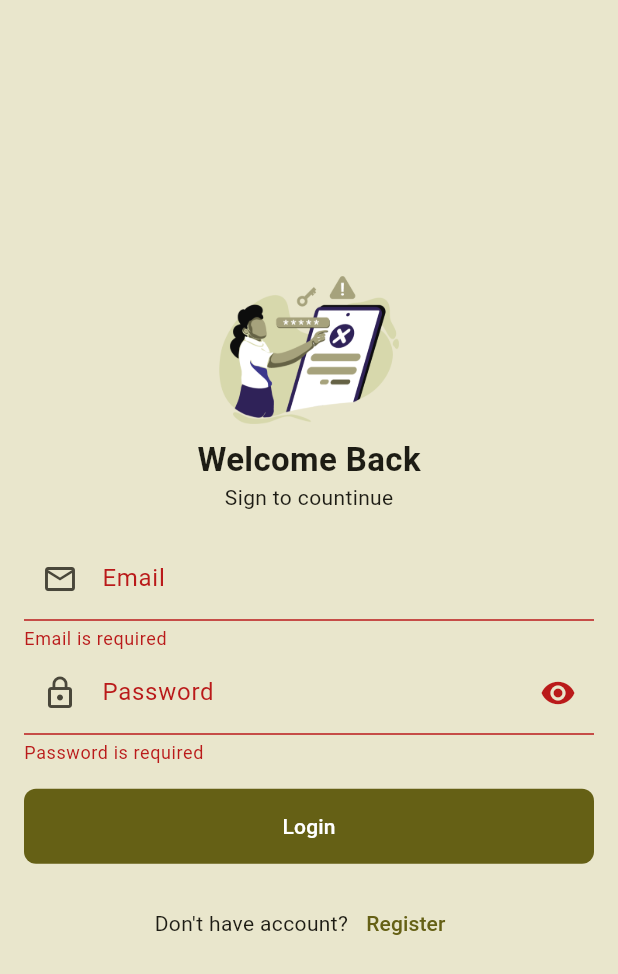
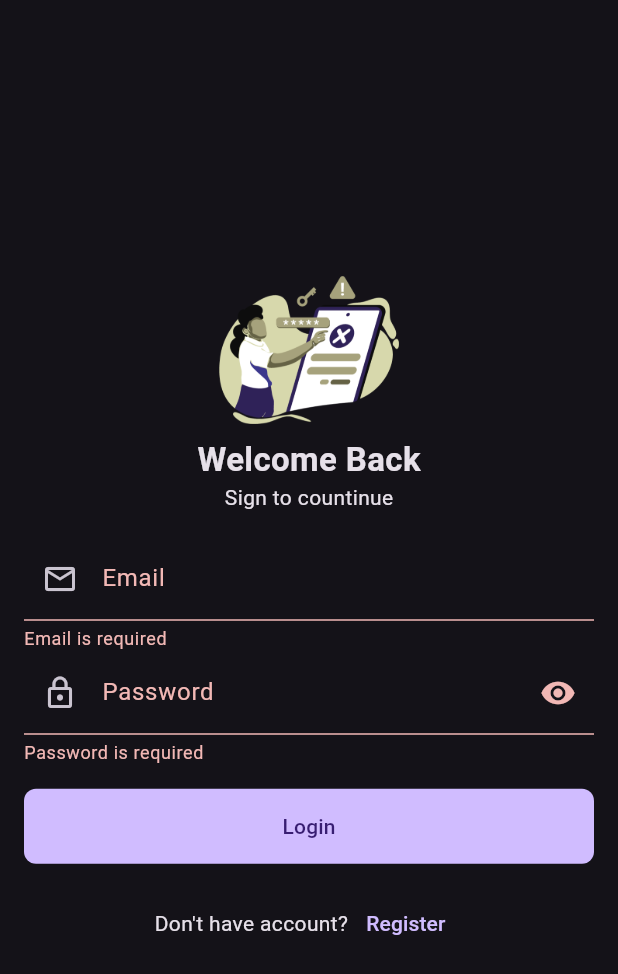
Before and after one commit to vuthasothea/flutter-assignment, a Flutter app: the screen it shows after launch, after a tap on "Login", on a phone screen of 412 x 824 dp. Shown: the top 974 px of the screen. Run offline on Flutter 3.47's test engine with Material 3 defaults, Android fonts, the light colour scheme and no system bars; our stand-ins replace bloc, cloud_firestore, firebase_auth, firebase_core, flutter_bloc, flutter_easyloading; accounts and stored records are empty.

Commit message:
add theme

```diff
--- a/lib/core/themes/app_theme.dart
+++ b/lib/core/themes/app_theme.dart
@@ -4,7 +4,9 @@ class AppTheme {
 
   static ThemeData light() {
     return ThemeData(
-      colorScheme: ColorScheme.fromSeed(seedColor: Color(0xFFA6A27C)),
+      colorScheme: ColorScheme.fromSeed(
+        seedColor: Color(0xFFA6A27C)
+      ),
       scaffoldBackgroundColor: Color.fromARGB(255, 233, 230, 204),
       appBarTheme: AppBarTheme(
         backgroundColor: Color.fromARGB(255, 233, 230, 204)
@@ -12,8 +14,16 @@ class AppTheme {
       drawerTheme: DrawerThemeData(
         backgroundColor: Color.fromARGB(255, 233, 230, 204)
       ),
+      brightness: Brightness.light,
       useMaterial3: true,
     );
   }
 
+  static ThemeData dark() {
+    return ThemeData(
+      brightness: Brightness.dark,
+      useMaterial3: true
+    );
+  }
+
 }
--- /dev/null
+++ b/lib/data/models/app_model.dart
@@ -0,0 +1,6 @@
+class AppModel {
+
+  final bool isNightMode;
+  AppModel({required this.isNightMode});
+
+}
--- /dev/null
+++ b/lib/data/repositories/app_repository.dart
@@ -0,0 +1,9 @@
+import 'package:final_project_with_firebase/data/models/app_model.dart';
+
+class AppRepository {
+
+  Future<AppModel> getAppSetting() async {
+    return AppModel(isNightMode: true);
+  }
+
+}
--- a/lib/main.dart
+++ b/lib/main.dart
@@ -1,11 +1,12 @@
 import 'package:final_project_with_firebase/core/themes/app_theme.dart';
+import 'package:final_project_with_firebase/presentation/blocs/app/app_bloc.dart';
 import 'package:final_project_with_firebase/presentation/screens/home_screen.dart';
 import 'package:final_project_with_firebase/presentation/screens/login_screen.dart';
 import 'package:firebase_auth/firebase_auth.dart';
 import 'package:firebase_core/firebase_core.dart';
 import 'package:flutter/material.dart';
+import 'package:flutter_bloc/flutter_bloc.dart';
 import 'package:flutter_easyloading/flutter_easyloading.dart';
-
 
 Future<void> main() async {
   WidgetsFlutterBinding.ensureInitialized();
@@ -16,23 +17,29 @@ Future<void> main() async {
     messagingSenderId: '',
     projectId: 'flutter-final-project-bd9b8',
     storageBucket: 'com.example.final_project_with_firebase',
-    )
-  );
+  ));
 
   runApp(MyApp());
 }
 
 class MyApp extends StatelessWidget {
-
   @override
   Widget build(BuildContext context) {
+    return BlocProvider(
+      create: (context) => AppBloc()..add(GetSettingAppEvent()),
+      child: BlocBuilder<AppBloc, AppState>(
+        builder: (context, state) {
           return MaterialApp(
             title: 'Final Project',
             debugShowCheckedModeBanner: false,
-      theme: AppTheme.light(),
-      home: FirebaseAuth.instance.currentUser != null ? HomeScreen() : LoginScreen(),
+            theme: state is AppLoadedState && state.appModel.isNightMode ? AppTheme.dark() : AppTheme.light(),
+            home: FirebaseAuth.instance.currentUser != null
+                ? HomeScreen()
+                : LoginScreen(),
             builder: EasyLoading.init(),
           );
+        },
+      ),
+    );
   }
-
 }
--- /dev/null
+++ b/lib/presentation/blocs/app/app_bloc.dart
@@ -0,0 +1,19 @@
+import 'package:bloc/bloc.dart';
+import 'package:final_project_with_firebase/data/models/app_model.dart';
+import 'package:final_project_with_firebase/data/repositories/app_repository.dart';
+import 'package:meta/meta.dart';
+
+part 'app_event.dart';
+part 'app_state.dart';
+
+class AppBloc extends Bloc<AppEvent, AppState> {
+  AppBloc() : super(AppInitialState()) {
+
+    on<GetSettingAppEvent>((event, emit) async {
+      AppRepository repository = AppRepository();
+      AppModel appModel = await repository.getAppSetting();
+      emit(AppLoadedState(appModel: appModel));
+    });
+
+  }
+}
--- /dev/null
+++ b/lib/presentation/blocs/app/app_event.dart
@@ -0,0 +1,8 @@
+part of 'app_bloc.dart';
+
+@immutable
+sealed class AppEvent {}
+
+class GetSettingAppEvent extends AppEvent {}
+
+class ChangeSettingAppEvent extends AppEvent {}
--- /dev/null
+++ b/lib/presentation/blocs/app/app_state.dart
@@ -0,0 +1,13 @@
+part of 'app_bloc.dart';
+
+@immutable
+sealed class AppState {}
+
+final class AppInitialState extends AppState {}
+
+final class AppLoadedState extends AppState {
+
+  final AppModel appModel;
+  AppLoadedState({required this.appModel});
+
+}
--- a/lib/presentation/screens/home_screen.dart
+++ b/lib/presentation/screens/home_screen.dart
@@ -54,6 +54,15 @@ class _HomeScreenState extends State<HomeScreen> {
                   title: Text("Enterainment news"),
                 ),
                 Divider(),
+                SwitchListTile(
+                  value: true,
+                  secondary: Icon(Icons.nightlight_outlined),
+                  title: Text("Night Mode"),
+                  onChanged: (value) {
+
+                  },
+                ),
+                Divider(),
                 ListTile(
                   iconColor: Colors.red[900],
                   textColor: Colors.red[900],
```
Lines whose indentation alone changed are shown as unchanged.
